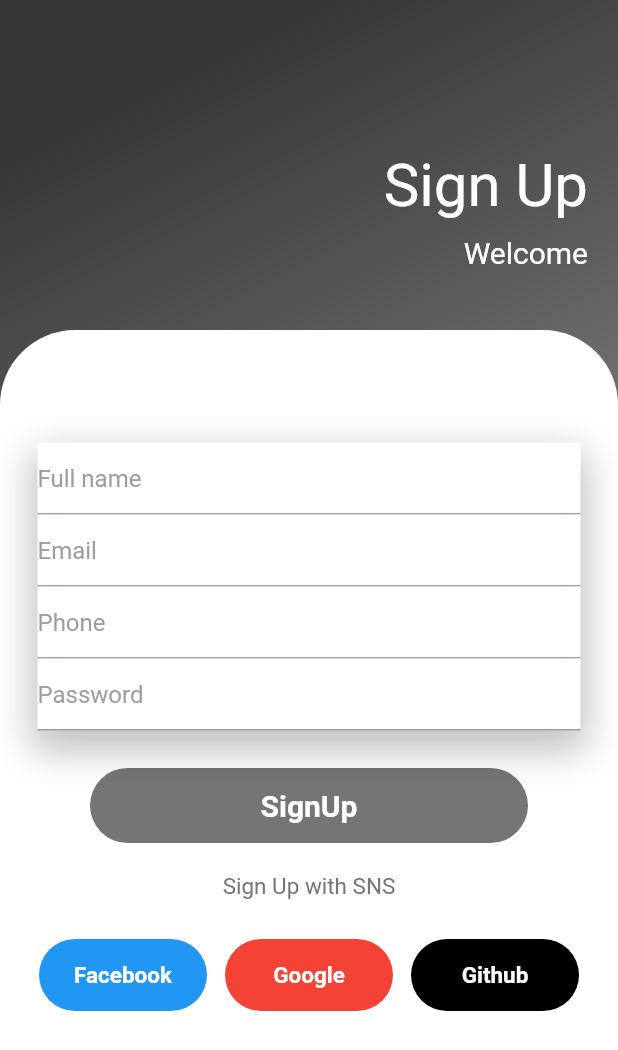
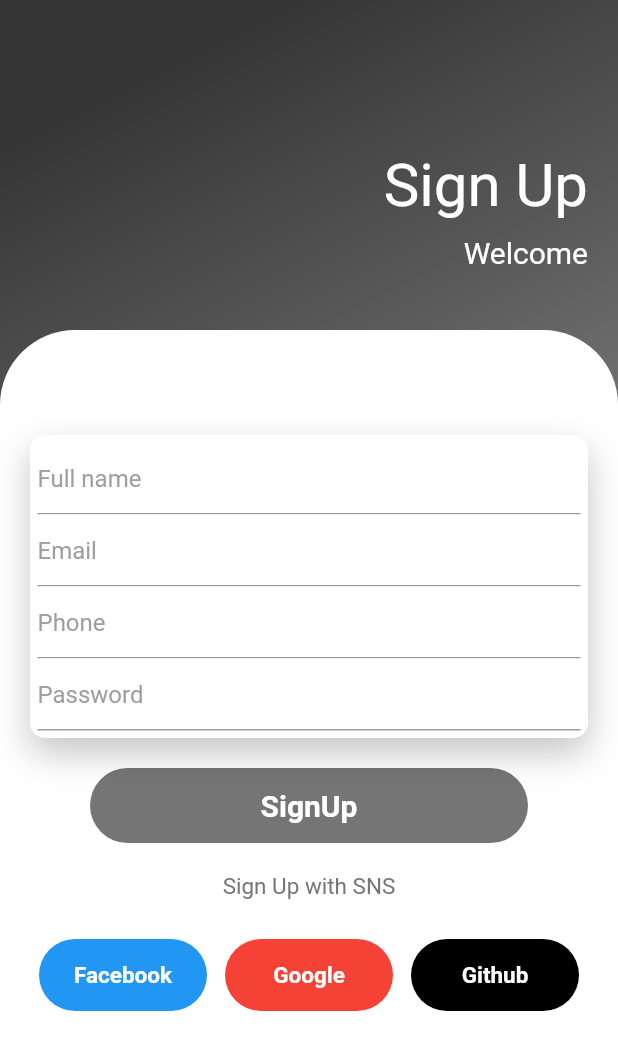
Before and after one commit to Diyorbek0617/login_ui, a Flutter app: the screen it shows after launch, on a phone screen of 412 x 824 dp. Shown: the top 1050 px of the screen. Run offline on Flutter 3.47's test engine with Material 2 defaults, Android fonts, the phone set to English and light mode, and no system bars.

```diff
--- a/lib/pages/home_page.dart
+++ b/lib/pages/home_page.dart
@@ -1,3 +1,4 @@
+import 'package:flutter/cupertino.dart';
 import 'package:flutter/material.dart';
 class Home_page extends StatefulWidget {
   const Home_page({Key? key}) : super(key: key);
@@ -13,6 +14,7 @@ class _Home_pageState extends State<Home_page> {
     return Scaffold(
       body: Container(
         decoration: BoxDecoration(
+          // #gradient to Full screen
           gradient: LinearGradient(
            begin: Alignment.topCenter,
             colors: [
@@ -30,6 +32,7 @@ class _Home_pageState extends State<Home_page> {
           mainAxisAlignment: MainAxisAlignment.start,
           children: [
             SizedBox(height: 100,),
+            //#Sign Up text
             Padding(
               padding:  EdgeInsets.only(right: 20.0),
               child: Align(
@@ -38,6 +41,7 @@ class _Home_pageState extends State<Home_page> {
                   child: Text("Sign Up",style: TextStyle(color: Colors.white,fontSize:40,),)),
             ),
             SizedBox(height: 10,),
+            //#Welcome text
             Padding(
               padding: EdgeInsets.only(right: 20.0),
               child: Align(
@@ -57,27 +61,33 @@ class _Home_pageState extends State<Home_page> {
                     child: Column(
                       children: [
                         SizedBox(height: 50,),
+                        // #textfield
                         Container(
                           padding: EdgeInsets.all(5),
-
                           decoration: BoxDecoration(
-
-                            borderRadius: BorderRadius.circular(10),
+                            color: Colors.white,
+                            borderRadius: BorderRadius.horizontal( left:Radius.circular(10.0), right:Radius.circular(10.0),
+                            ),
                             boxShadow: [
                               BoxShadow(color: Color.fromRGBO(171, 171, 171, 0.7),blurRadius:20,offset: Offset(0,10)),
                             ],
                           ),
+                          //#textfield type
                           child: Column(
                             children: [
+                              //#fullname
                               Container(
+                                decoration:BoxDecoration(
+                                  color:Colors.white,
+                                ),
                                 child: TextField(
                                   decoration: InputDecoration(
                                    hintStyle: TextStyle(color: Colors.grey,),
                                    hintText: "Full name"
                                   ),
                                 ),
-                                color: Colors.white,
                               ),
+                              //#email
                               Container(
                                 child: TextField(
                                   decoration: InputDecoration(
@@ -87,6 +97,7 @@ class _Home_pageState extends State<Home_page> {
                                 ),
                                 color: Colors.white,
                               ),
+                              //#phone
                               Container(
                                 child: TextField(
                                   decoration: InputDecoration(
@@ -96,6 +107,7 @@ class _Home_pageState extends State<Home_page> {
                                 ),
                                 color: Colors.white,
                               ),
+                              //#password
                               Container(
                                 child: TextField(
                                   decoration: InputDecoration(
@@ -111,6 +123,7 @@ class _Home_pageState extends State<Home_page> {
                           ),
                         ),
                         SizedBox(height: 20,),
+                        //#sign up
                         Container(
                           margin: EdgeInsets.symmetric(horizontal: 40.0),
                           height: 50,
@@ -124,6 +137,7 @@ class _Home_pageState extends State<Home_page> {
                           ),
                         ),
                         SizedBox(height: 20,),
+                        //text
                         Align(
                           alignment: Alignment.center,
                           child: Text("Sign Up with SNS",style: TextStyle(
@@ -131,6 +145,7 @@ class _Home_pageState extends State<Home_page> {
                           ),),
                         ),
                         SizedBox(height: 20,),
+                        // #Facebook #google #github
                         Container(
                           height: 60,
                           child: Row(
```
